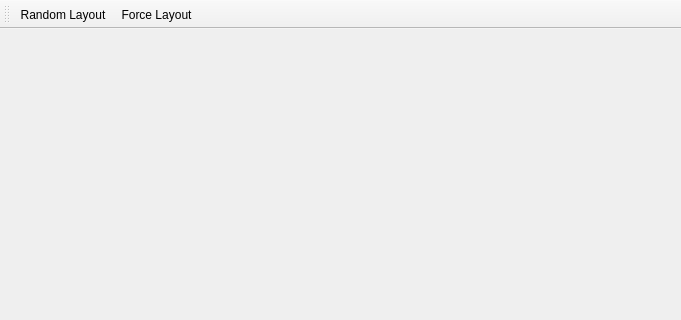
Before: the Qt Designer form src/main_window.ui in kvakvs/xrefgui1, drawn with Qt 5; both pictures show x 0 to 681 and y 0 to 320 of the 681 by 460 pixel window.
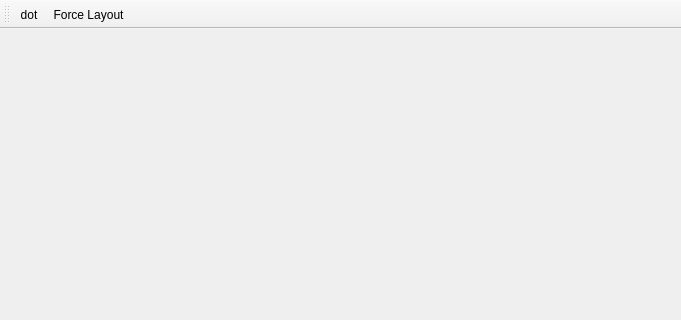
After: the same form once the commit is applied.

What changed in the file:
```diff
--- a/src/main_window.ui
+++ b/src/main_window.ui
@@ -33,16 +33,16 @@
    <attribute name="toolBarBreak">
     <bool>false</bool>
    </attribute>
-   <addaction name="actionRandom_Layout"/>
+   <addaction name="actionDot"/>
    <addaction name="actionForce_Layout"/>
   </widget>
   <widget class="QStatusBar" name="statusBar"/>
-  <action name="actionRandom_Layout">
+  <action name="actionDot">
    <property name="text">
-    <string>Random Layout</string>
+    <string>dot</string>
    </property>
    <property name="toolTip">
-    <string>Relayout whole graph randomly</string>
+    <string>Apply 'dot' layout</string>
    </property>
   </action>
   <action name="actionForce_Layout">
```
